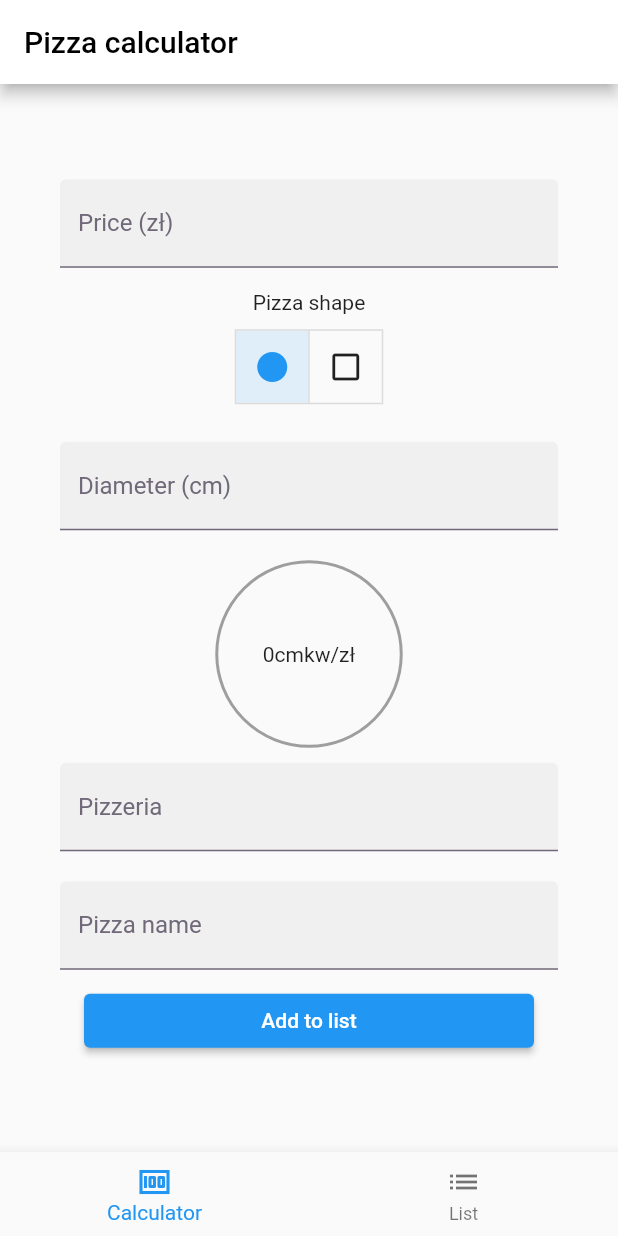
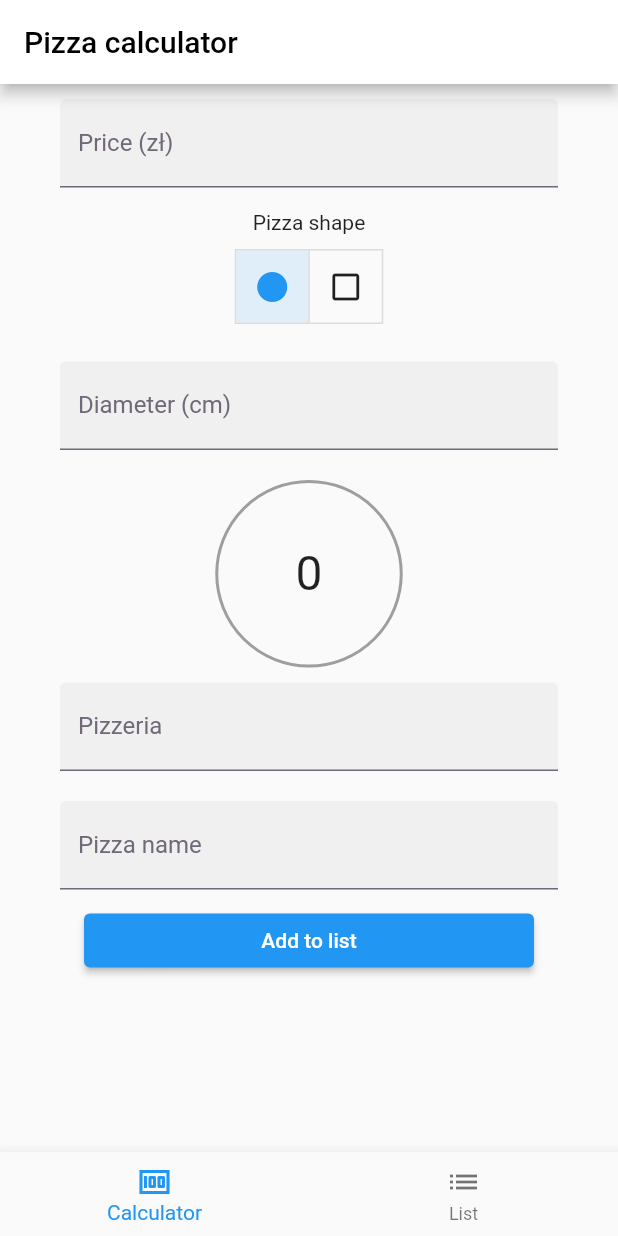
Before and after one commit to Buglik/PizzaCalc-Flutter, a Flutter app: the screen it shows after launch, on a phone screen of 412 x 824 dp. Run offline on Flutter 3.47's test engine with Material 2 defaults, Android fonts, the phone set to English and light mode, and no system bars.

Commit message:
Overflow with keyboard fix

```diff
--- a/lib/screens/calculator.dart
+++ b/lib/screens/calculator.dart
@@ -137,6 +137,7 @@ class PizzaCalculatorPageState extends State<PizzaCalculatorPage> {
       ),
       body: Padding(
         padding: const EdgeInsets.fromLTRB(40, 10, 40, 10),
+        child: SingleChildScrollView(
           child: Column(
             mainAxisAlignment: MainAxisAlignment.center,
             children: <Widget>[
@@ -195,7 +196,10 @@ class PizzaCalculatorPageState extends State<PizzaCalculatorPage> {
                 decoration: BoxDecoration(
                     border: Border.all(color: Colors.grey, width: 2),
                     shape: BoxShape.circle),
-              child: Text(_result.toString() + 'cmkw/zł'),
+                child: Text(
+                  _result.toString(),
+                  style: const TextStyle(fontSize: 32),
+                ),
               ),
               Container(
                 // margin: const EdgeInsets.only(top: 10),
@@ -258,6 +262,7 @@ class PizzaCalculatorPageState extends State<PizzaCalculatorPage> {
               )
             ],
           ),
+        )
       ),
     );
   }
```
Lines whose indentation alone changed are shown as unchanged.
